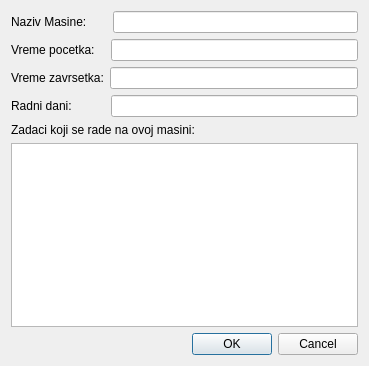
Before: the Qt Designer form gui/POVI/machinedialog.ui in Loptica23/POVI, drawn with Qt 5.
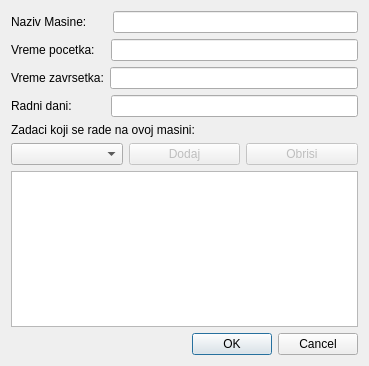
After: the same form once the commit is applied.

The edit to the form file:
```diff
--- a/gui/POVI/machinedialog.ui
+++ b/gui/POVI/machinedialog.ui
@@ -169,6 +169,47 @@
      </property>
     </widget>
    </item>
+   <item>
+    <widget class="QWidget" name="widget_6" native="true">
+     <layout class="QHBoxLayout" name="horizontalLayout_5">
+      <property name="leftMargin">
+       <number>0</number>
+      </property>
+      <property name="topMargin">
+       <number>0</number>
+      </property>
+      <property name="rightMargin">
+       <number>0</number>
+      </property>
+      <property name="bottomMargin">
+       <number>0</number>
+      </property>
+      <item>
+       <widget class="QComboBox" name="comboBox"/>
+      </item>
+      <item>
+       <widget class="QPushButton" name="addTaskType">
+        <property name="enabled">
+         <bool>false</bool>
+        </property>
+        <property name="text">
+         <string>Dodaj</string>
+        </property>
+       </widget>
+      </item>
+      <item>
+       <widget class="QPushButton" name="deleteTaskType">
+        <property name="enabled">
+         <bool>false</bool>
+        </property>
+        <property name="text">
+         <string>Obrisi</string>
+        </property>
+       </widget>
+      </item>
+     </layout>
+    </widget>
+   </item>
    <item>
     <widget class="QListWidget" name="listWidget"/>
    </item>
```
Left out of the diff: 6 changed lines with no effect on the pictures.
